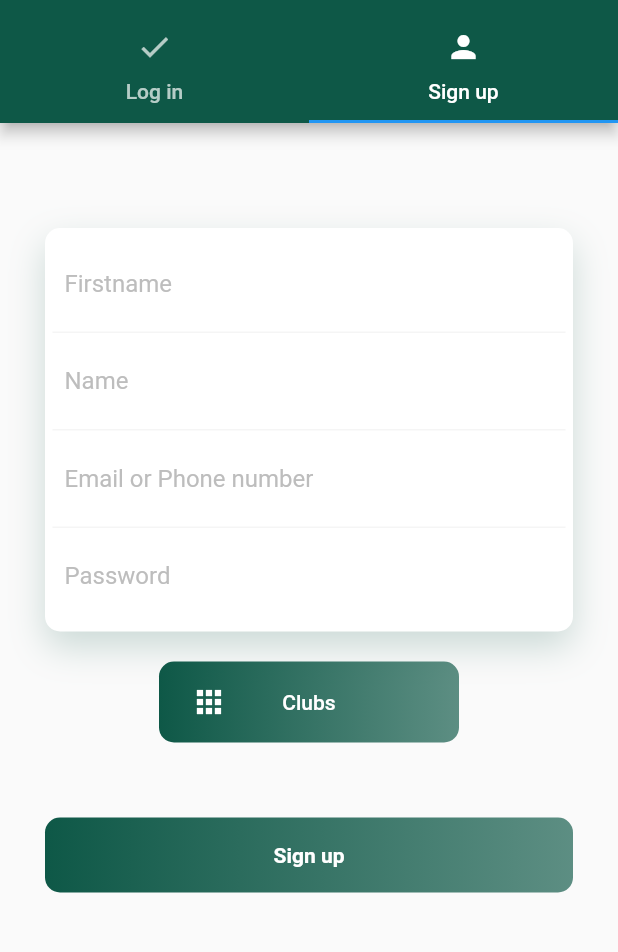
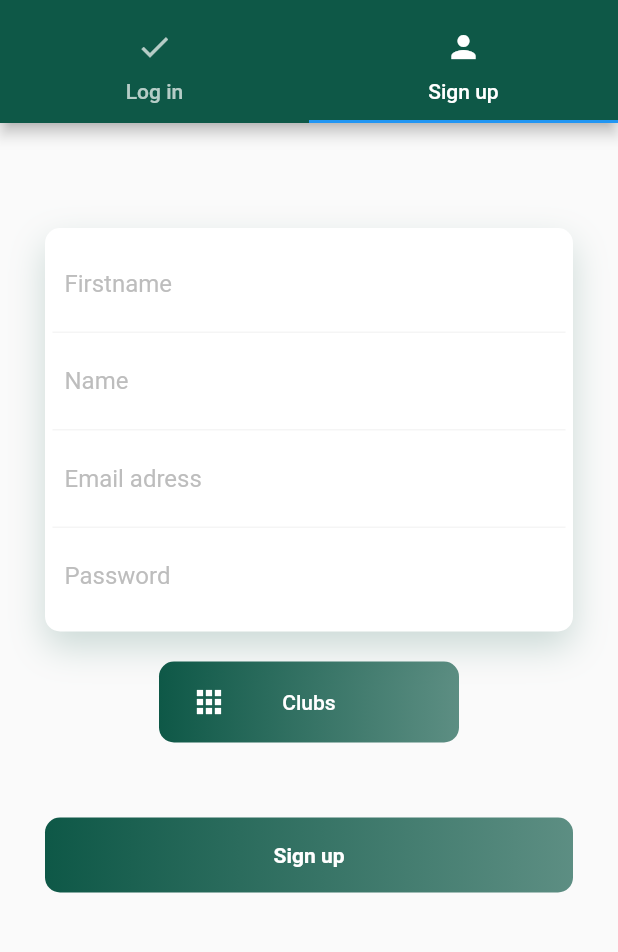
Before and after one commit to ThomRI/BarbArt, a Flutter app: the screen it shows after launch, tab 2 chosen, after a tap on "Sign up", on a phone screen of 412 x 824 dp, the part 72-1024 px from its top. Run offline on Flutter 3.47's test engine with Material 2 defaults, Android fonts, the phone set to English and light mode, and no system bars; our stand-ins replace carousel_slider, flutter_datetime_picker, fluttertoast, image_picker, shared_preferences, table_calendar; missing offline and left inert: flutter_week_view.

Commit message:
Ajout a loginScreen (test de validité, errorMessage, controller)

```diff
--- a/lib/screens/login/loginscreen.dart
+++ b/lib/screens/login/loginscreen.dart
@@ -3,6 +3,7 @@ import 'package:barbart/multiSelectDialog.dart';
 import 'package:barbart/pages/data.dart';
 import 'package:flutter/cupertino.dart';
 import 'package:flutter/material.dart';
+import 'package:fluttertoast/fluttertoast.dart';
 
 class LoginScreen extends StatefulWidget {
   @override
@@ -53,6 +54,20 @@ class LoginTab extends StatefulWidget{
 }
 
 class _LoginTabState extends State<LoginTab>{
+
+  bool _validMail = false;
+  bool _validPassword = false;
+
+  final _emailController = TextEditingController();
+  final _passwordController = TextEditingController();
+
+  bool testValidityMail(String str){
+    return (str.length == 3) ? true:false;
+  }
+  bool testValidityPassword(String str){
+    return (str.length == 3) ? true:false;
+  }
+
   @override
   Widget build(BuildContext context) {
     return SingleChildScrollView(
@@ -84,20 +99,30 @@ class _LoginTabState extends State<LoginTab>{
                           border: Border(bottom: BorderSide(color: Colors.grey[100]))
                       ),
                       child: TextField(
+                        controller: _emailController,
+                        onChanged: (str){setState(() {
+                          _validMail = testValidityMail(str);
+                        });},
                         decoration: InputDecoration(
                           border: InputBorder.none,
-                            hintText: "Email or Phone number",
-                            hintStyle: TextStyle(color: Colors.grey[400])
+                          hintText: "Email adress",
+                          hintStyle: TextStyle(color: Colors.grey[400]),
+                          errorText: (_validMail || _emailController.value.text =="") ? null: 'Invalid email adress' ,
                         ),
                       ),
                     ),
                     Container(
                       padding: EdgeInsets.all(8.0),
                       child: TextField(
+                        controller: _passwordController,
+                        onChanged: (str){setState(() {
+                          _validPassword = testValidityPassword(str);
+                        });},
                         decoration: InputDecoration(
                           border: InputBorder.none,
                           hintText: "Password",
-                            hintStyle: TextStyle(color: Colors.grey[400])
+                          hintStyle: TextStyle(color: Colors.grey[400]),
+                          errorText: (_validPassword || _passwordController.value.text == "")? null: 'Invalid password',
                         ),
                       ),
                     )
@@ -105,7 +130,22 @@ class _LoginTabState extends State<LoginTab>{
                 ),
               ),
               GestureDetector(
-                onTap: (){Navigator.pushReplacementNamed(context, '/home');},
+                onTap: (){
+                  if (_validPassword && _validMail){
+                    if(_validPassword){ //TODO: test if the email and password are correct here
+                      Navigator.pushReplacementNamed(context, '/home');
+                    } else{
+                      Fluttertoast.showToast(
+                          msg: 'Wrong email adress or password',
+                          toastLength: Toast.LENGTH_SHORT,
+                          gravity: ToastGravity.CENTER,
+                          timeInSecForIos: 1,
+                          backgroundColor: Colors.grey,
+                          textColor: Colors.white
+                      );
+                    }
+                  }
+                },
                 child: Container(
                   margin: EdgeInsets.only(top : 50, bottom: 70),
                   height: 50,
@@ -149,6 +189,28 @@ class _SignUpTabState extends State<SignUpTab>{
     }
   }
 
+  bool _validName = false;
+  bool _validFirstname = false;
+  bool _validMail = false;
+  bool _validPassword = false;
+
+  final _nameController = TextEditingController();
+  final _firstnameController = TextEditingController();
+  final _emailController = TextEditingController();
+  final _passwordController = TextEditingController();
+
+  bool testValidityName(String str){
+    return (str.length == 3) ? true:false;
+  }
+  bool testValidityFirstName(String str){
+    return (str.length == 3) ? true:false;
+  }
+  bool testValidityMail(String str){
+    return (str.length == 3) ? true:false;
+  }
+  bool testValidityPassword(String str){
+    return (str.length == 3) ? true:false;
+  }
 
   void _showMultiSelect(BuildContext context) async {
     multiItem = [];
@@ -200,10 +262,15 @@ class _SignUpTabState extends State<SignUpTab>{
                           border: Border(bottom: BorderSide(color: Colors.grey[100]))
                       ),
                       child: TextField(
+                        controller: _firstnameController,
+                        onChanged: (str){setState(() {
+                          _validFirstname = testValidityFirstName(str);
+                        });},
                         decoration: InputDecoration(
                           border: InputBorder.none,
                           hintText: "Firstname",
-                            hintStyle: TextStyle(color: Colors.grey[400])
+                          hintStyle: TextStyle(color: Colors.grey[400]),
+                          errorText: (_validFirstname || _firstnameController.value.text =="") ? null: 'Invalid firstname' ,
                         ),
                       ),
                     ),
@@ -213,10 +280,15 @@ class _SignUpTabState extends State<SignUpTab>{
                           border: Border(bottom: BorderSide(color: Colors.grey[100]))
                       ),
                       child: TextField(
+                        controller: _nameController,
+                        onChanged: (str){setState(() {
+                          _validName = testValidityName(str);
+                        });},
                         decoration: InputDecoration(
                           border: InputBorder.none,
                           hintText: "Name",
-                            hintStyle: TextStyle(color: Colors.grey[400])
+                          hintStyle: TextStyle(color: Colors.grey[400]),
+                          errorText: (_validName || _nameController.value.text =="") ? null: 'Invalid name' ,
                         ),
                       ),
                     ),
@@ -226,20 +298,30 @@ class _SignUpTabState extends State<SignUpTab>{
                           border: Border(bottom: BorderSide(color: Colors.grey[100]))
                       ),
                       child: TextField(
+                        controller: _emailController,
+                        onChanged: (str){setState(() {
+                          _validMail = testValidityMail(str);
+                        });},
                         decoration: InputDecoration(
                           border: InputBorder.none,
-                            hintText: "Email or Phone number",
-                            hintStyle: TextStyle(color: Colors.grey[400])
+                          hintText: "Email adress",
+                          hintStyle: TextStyle(color: Colors.grey[400]),
+                          errorText: (_validMail || _emailController.value.text =="") ? null: 'Invalid email adress' ,
                         ),
                       ),
                     ),
                     Container(
                       padding: EdgeInsets.all(8.0),
                       child: TextField(
+                        controller: _passwordController,
+                        onChanged: (str){setState(() {
+                          _validPassword = testValidityPassword(str);
+                        });},
                         decoration: InputDecoration(
                           border: InputBorder.none,
                           hintText: "Password",
-                            hintStyle: TextStyle(color: Colors.grey[400])
+                          hintStyle: TextStyle(color: Colors.grey[400]),
+                          errorText: (_validPassword || _passwordController.value.text =="") ? null: 'Invalid password' ,
                         ),
                       ),
                     )
@@ -283,7 +365,11 @@ class _SignUpTabState extends State<SignUpTab>{
                 )
               ),
               GestureDetector(
-                onTap: (){},
+                onTap: (){
+                  if (_validPassword && _validMail && _validFirstname && _validName){
+                    Navigator.pushReplacementNamed(context, '/home');
+                  }
+                },
                 child: Container(
                   margin: EdgeInsets.only(top : 50, bottom: 70),
                   height: 50,
```
Lines whose indentation alone changed are shown as unchanged.
